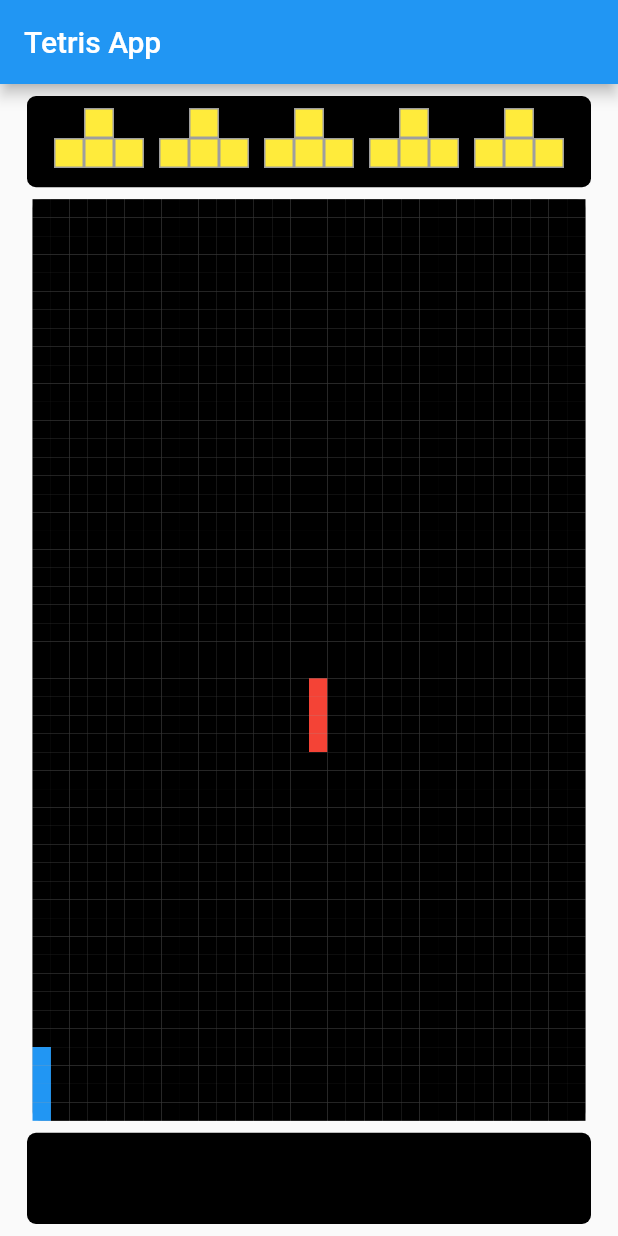
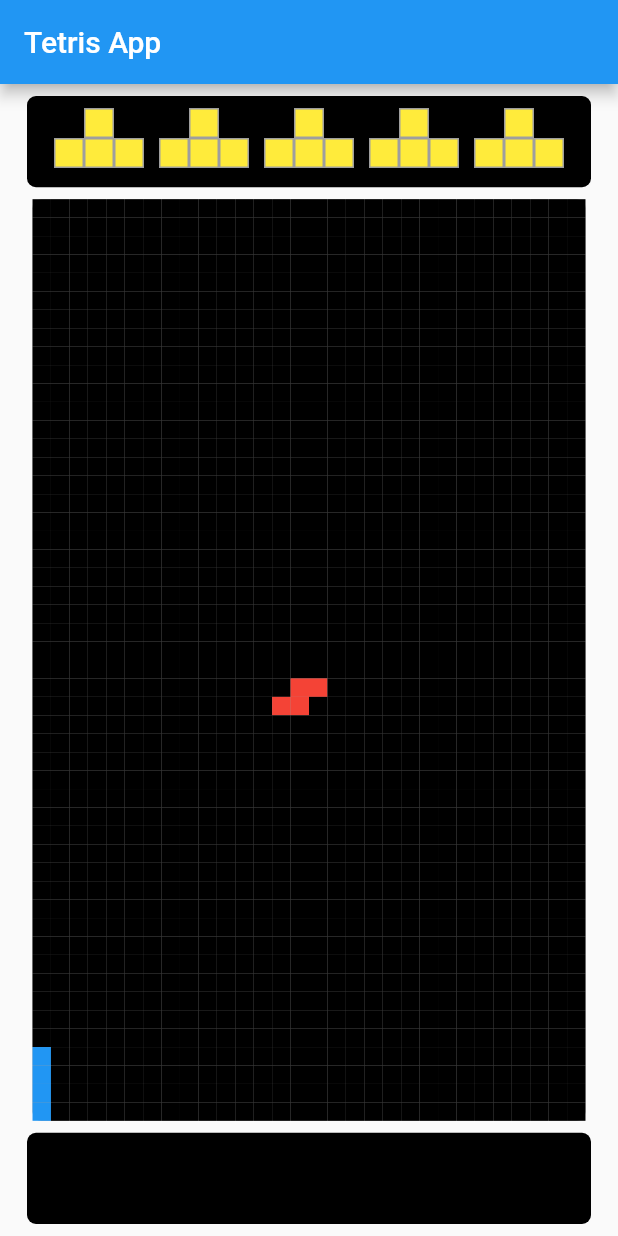
Before and after one commit to damilare-d/tetris_game, a Flutter app: the screen it shows after launch, on a phone screen of 412 x 824 dp. Run offline on Flutter 3.47's test engine with Material 2 defaults, Android fonts, the phone set to English and light mode, and no system bars; missing offline and left inert: flame.

Commit message:
created the remaining shapes

```diff
--- a/lib/models/tetris_shape.dart
+++ b/lib/models/tetris_shape.dart
@@ -32,11 +32,47 @@ class TetrisShape {
           _Block(firstBlock + rowCount * 3, color),
         ];
       case ShapeType.box:
+        return [
+          _Block(firstBlock, color),
+          _Block(firstBlock + 1, color),
+          _Block(firstBlock + rowCount, color),
+          _Block(firstBlock + rowCount + 1, color),
+        ];
       case ShapeType.z:
+        return [
+          _Block(firstBlock, color),
+          _Block(firstBlock + 1, color),
+          _Block(firstBlock + 1 + rowCount, color),
+          _Block(firstBlock + 2 + rowCount, color)
+        ];
       case ShapeType.t:
+        return [
+          _Block(firstBlock, color),
+          _Block(firstBlock + 1, color),
+          _Block(firstBlock + 2, color),
+          _Block(firstBlock + 1 + rowCount, color)
+        ];
       case ShapeType.l:
+        return [
+          _Block(firstBlock, color),
+          _Block(firstBlock + rowCount, color),
+          _Block(firstBlock + rowCount * 2, color),
+          _Block(firstBlock + rowCount * 2 + 1, color),
+        ];
       case ShapeType.j:
+        return [
+          _Block(firstBlock, color),
+          _Block(firstBlock + rowCount, color),
+          _Block(firstBlock + rowCount * 2, color),
+          _Block(firstBlock + rowCount * 2 - 1, color),
+        ];
       case ShapeType.s:
+        return [
+          _Block(firstBlock, color),
+          _Block(firstBlock - 1, color),
+          _Block(firstBlock - 1 + rowCount, color),
+          _Block(firstBlock - 2 + rowCount, color)
+        ];
       default:
         return _blocks;
     }
--- a/lib/tetris_board.dart
+++ b/lib/tetris_board.dart
@@ -29,7 +29,7 @@ class _TetrisBoardState extends State<TetrisBoard> {
   late TetrisShape movingShape = TetrisShape(
       rowCount: gridHorizontalCount,
       firstBlock: 15,
-      type: ShapeType.i,
+      type: ShapeType.s,
       color: Colors.red);
   late List<TetrisShape> stationaryShapes = [
     TetrisShape(
```
